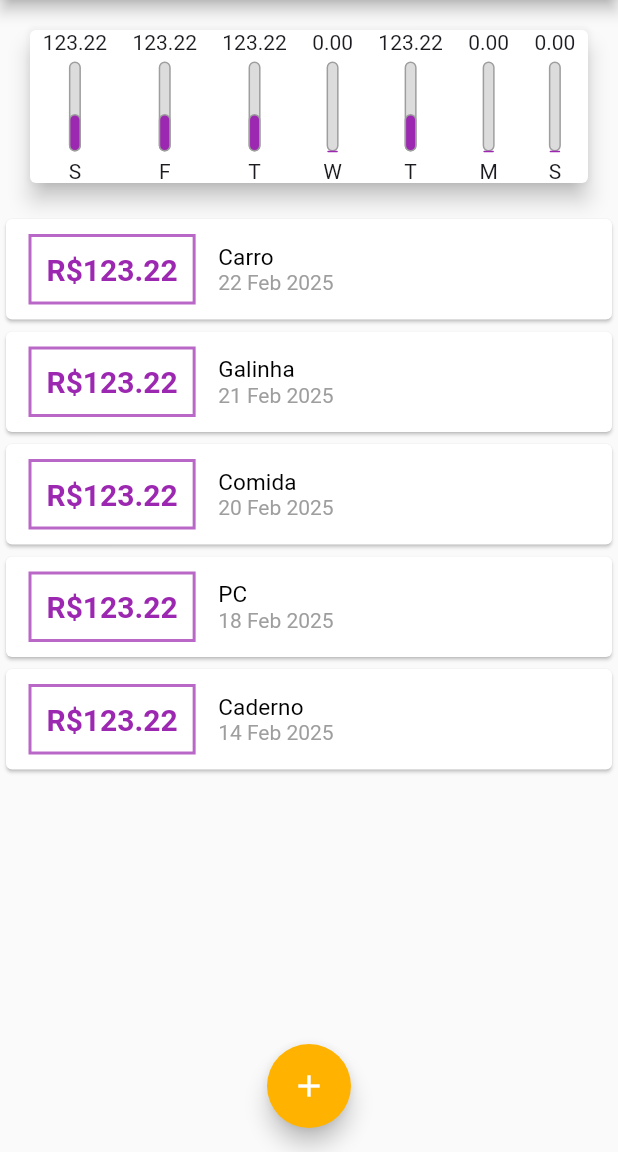
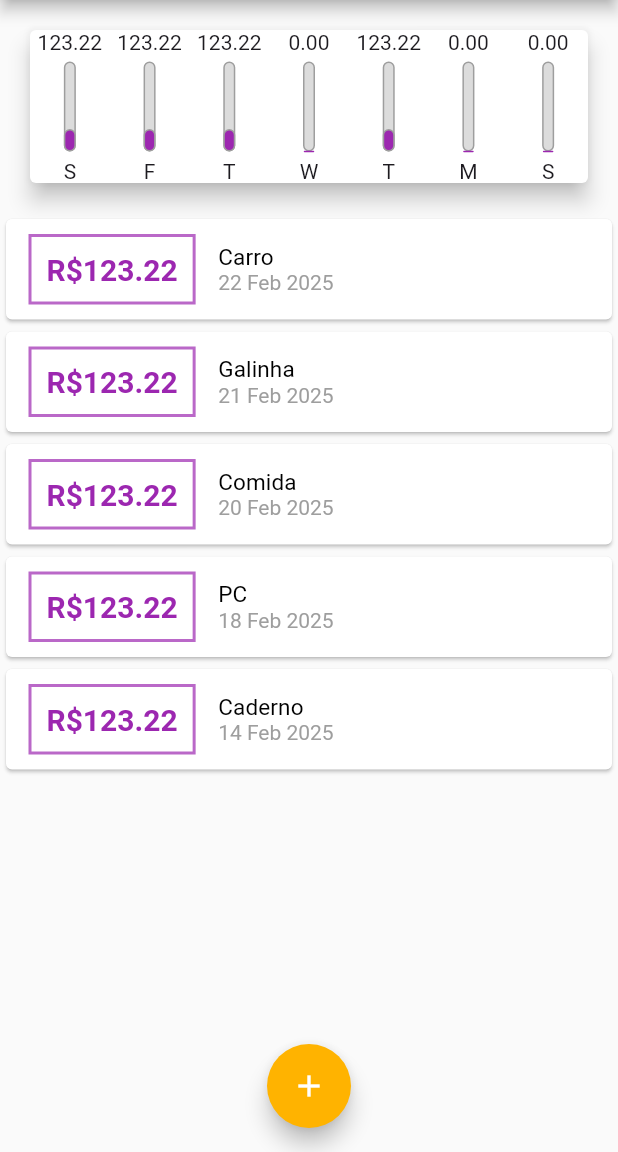
Before and after one commit to gabznavas/dart-flutter-apps, a Flutter app: the screen it shows after launch, on a phone screen of 412 x 824 dp, the part 84-1236 px from its top. Run offline on Flutter 3.47's test engine with Material 3 defaults, Android fonts, the phone set to English and light mode, and no system bars.

Commit message:
fitted box in chart label

```diff
--- a/expenses_flutter/lib/components/chart.dart
+++ b/expenses_flutter/lib/components/chart.dart
@@ -56,10 +56,13 @@ class Chart extends StatelessWidget {
                 value,
                 weekTotalValue,
               );
-              return ChartBar(
-                label: name,
-                value: value,
-                percentage: percentage,
+              return Flexible(
+                fit: FlexFit.tight,
+                child: ChartBar(
+                  label: name,
+                  value: value,
+                  percentage: percentage,
+                ),
               );
             }).toList(),
       ),
@@ -67,7 +70,7 @@ class Chart extends StatelessWidget {
   }
 
   double calculatePercentage(double value, double totalValues) {
-    return value == 0 ? 0.0 : (value / totalValues) * 100;
+    return value == 0 ? 0.0 : (value / totalValues);
   }
 
   double getValueItem(Map<String, Object> item) {
--- a/expenses_flutter/lib/components/chart_bar.dart
+++ b/expenses_flutter/lib/components/chart_bar.dart
@@ -14,14 +14,12 @@ class ChartBar extends StatelessWidget {
 
   @override
   Widget build(BuildContext context) {
-    final double heightBar = 60;
-    final double heightFactor = percentage / heightBar;
     return Column(
       children: [
-        Text(value.toStringAsFixed(2)),
+        FittedBox(child: Text(value.toStringAsFixed(2))),
         SizedBox(height: 5),
         SizedBox(
-          height: heightBar,
+          height: 60,
           width: 8,
           child: Stack(
             alignment: Alignment.bottomCenter,
@@ -34,7 +32,7 @@ class ChartBar extends StatelessWidget {
                 ),
               ),
               FractionallySizedBox(
-                heightFactor: heightFactor,
+                heightFactor: percentage,
                 child: Container(
                   decoration: BoxDecoration(
                     border: Border.all(color: Colors.grey, width: 1.0),
```
